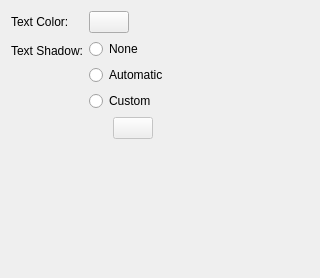
This is package/contents/ui/config.ui in KDE/homerun as Qt 5 draws it before an edit. The edited form follows.
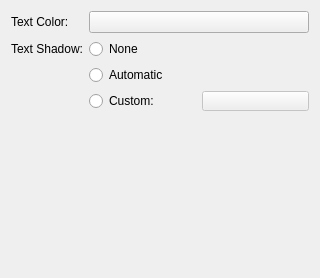
This is the edited form. Custom widgets are drawn as their Qt base class.

Commit message: Nicer config ui

What changed in the file:
```diff
--- a/package/contents/ui/config.ui
+++ b/package/contents/ui/config.ui
@@ -11,9 +11,6 @@
    </rect>
   </property>
   <layout class="QFormLayout" name="formLayout">
-   <property name="fieldGrowthPolicy">
-    <enum>QFormLayout::ExpandingFieldsGrow</enum>
-   </property>
    <item row="0" column="0">
     <widget class="QLabel" name="label">
      <property name="text">
@@ -38,68 +35,41 @@
     </widget>
    </item>
    <item row="1" column="1">
-    <layout class="QVBoxLayout" name="verticalLayout">
-     <item>
       <widget class="QRadioButton" name="kcfg_shadowModeNone">
        <property name="text">
         <string>None</string>
        </property>
       </widget>
      </item>
-     <item>
+   <item row="2" column="1">
       <widget class="QRadioButton" name="kcfg_shadowModeAuto">
        <property name="text">
         <string>Automatic</string>
        </property>
       </widget>
      </item>
-     <item>
-      <widget class="QRadioButton" name="kcfg_shadowModeCustom">
-       <property name="text">
-        <string>Custom</string>
-       </property>
-      </widget>
-     </item>
-    </layout>
-   </item>
-   <item row="2" column="1">
+   <item row="3" column="1">
     <layout class="QHBoxLayout" name="horizontalLayout">
      <item>
-      <spacer name="horizontalSpacer">
-       <property name="orientation">
-        <enum>Qt::Horizontal</enum>
+      <widget class="QRadioButton" name="kcfg_shadowModeCustom">
+       <property name="text">
+        <string>Custom:</string>
        </property>
-       <property name="sizeType">
-        <enum>QSizePolicy::Fixed</enum>
-       </property>
-       <property name="sizeHint" stdset="0">
-        <size>
-         <width>24</width>
-         <height>20</height>
-        </size>
-       </property>
-      </spacer>
+      </widget>
      </item>
      <item>
       <widget class="KColorButton" name="kcfg_shadowColor">
        <property name="enabled">
         <bool>false</bool>
        </property>
+       <property name="sizePolicy">
+        <sizepolicy hsizetype="Minimum" vsizetype="Ignored">
+         <horstretch>0</horstretch>
+         <verstretch>0</verstretch>
+        </sizepolicy>
+       </property>
       </widget>
      </item>
-     <item>
-      <spacer name="horizontalSpacer_2">
-       <property name="orientation">
-        <enum>Qt::Horizontal</enum>
-       </property>
-       <property name="sizeHint" stdset="0">
-        <size>
-         <width>40</width>
-         <height>20</height>
-        </size>
-       </property>
-      </spacer>
-     </item>
     </layout>
    </item>
   </layout>
```
Left out of the diff: 1 changed line with no effect on the pictures. Lines whose indentation alone changed are shown as unchanged.
